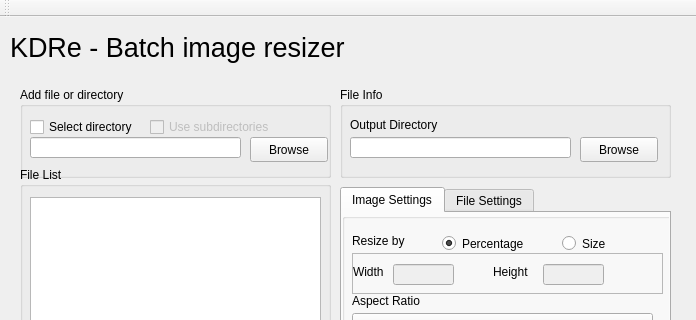
Qt form kdre.ui (agronick/BIR) before a commit; both pictures show x 0 to 696 and y 0 to 320 of the 696 by 582 pixel window.
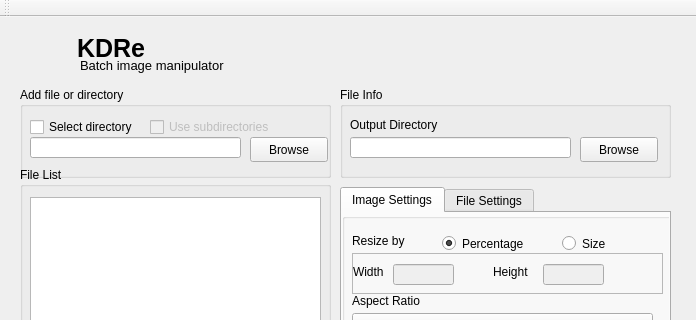
The same form after that commit. Icons and pictures are not drawn.

Commit message: Added overwrite option logic

The edit to the form file:
```diff
--- a/kdre.ui
+++ b/kdre.ui
@@ -160,10 +160,10 @@
    <widget class="QLabel" name="titleIcon">
     <property name="geometry">
      <rect>
-      <x>10</x>
-      <y>0</y>
+      <x>20</x>
+      <y>10</y>
       <width>661</width>
-      <height>61</height>
+      <height>51</height>
      </rect>
     </property>
     <property name="sizePolicy">
@@ -174,18 +174,26 @@
     </property>
     <property name="font">
      <font>
-      <pointsize>20</pointsize>
+      <pointsize>19</pointsize>
+      <weight>75</weight>
+      <bold>true</bold>
      </font>
     </property>
     <property name="acceptDrops">
      <bool>false</bool>
     </property>
+    <property name="styleSheet">
+     <string notr="true">background-image: url(:/icon/icon); background-repeat:no-repeat; padding-left: 50px</string>
+    </property>
     <property name="text">
-     <string>KDRe - Batch image resizer</string>
+     <string>KDRe</string>
     </property>
     <property name="scaledContents">
      <bool>true</bool>
     </property>
+    <property name="alignment">
+     <set>Qt::AlignLeading|Qt::AlignLeft|Qt::AlignTop</set>
+    </property>
    </widget>
    <widget class="QGroupBox" name="groupBox_2">
     <property name="geometry">
@@ -745,6 +753,28 @@
      </widget>
     </widget>
    </widget>
+   <widget class="QLabel" name="label_13">
+    <property name="geometry">
+     <rect>
+      <x>80</x>
+      <y>40</y>
+      <width>211</width>
+      <height>16</height>
+     </rect>
+    </property>
+    <property name="font">
+     <font>
+      <pointsize>10</pointsize>
+      <italic>false</italic>
+      <underline>false</underline>
+      <strikeout>false</strikeout>
+      <kerning>false</kerning>
+     </font>
+    </property>
+    <property name="text">
+     <string>Batch image manipulator</string>
+    </property>
+   </widget>
    <zorder>startResize</zorder>
    <zorder>resetList</zorder>
    <zorder>progressBar</zorder>
```
Left out of the diff: 5 changed lines with no effect on the pictures. The commit also changes 1 other file.
